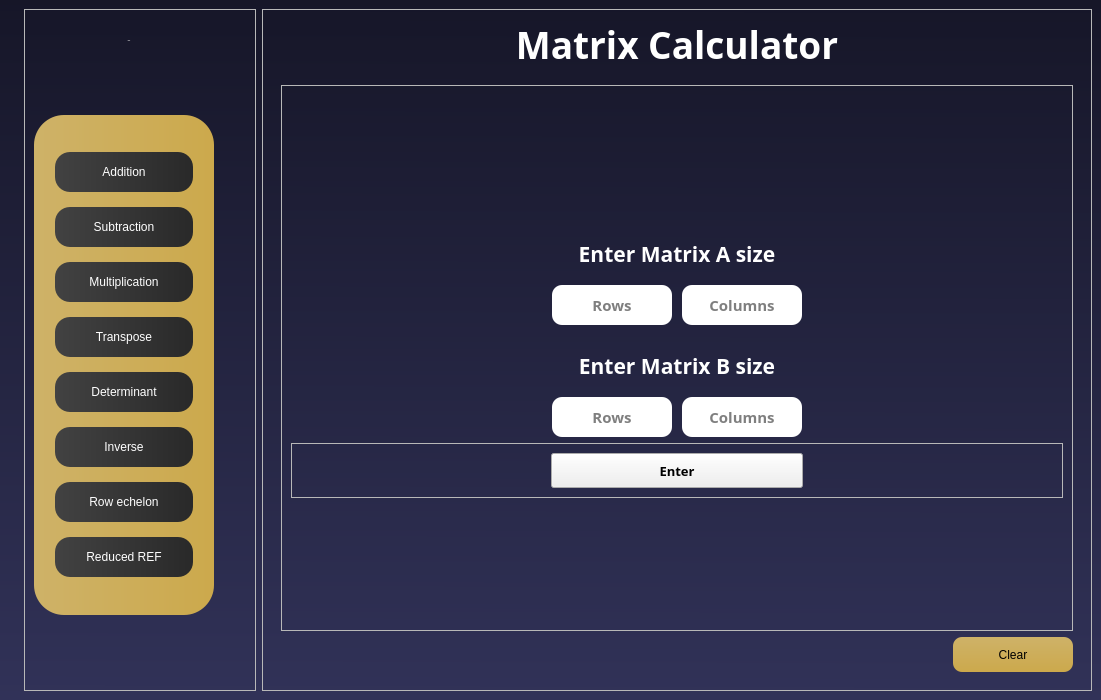
potakaaa/matrix-calculator, file qt files/matrix-calculator/matrixcalcu.ui: the form before one commit.
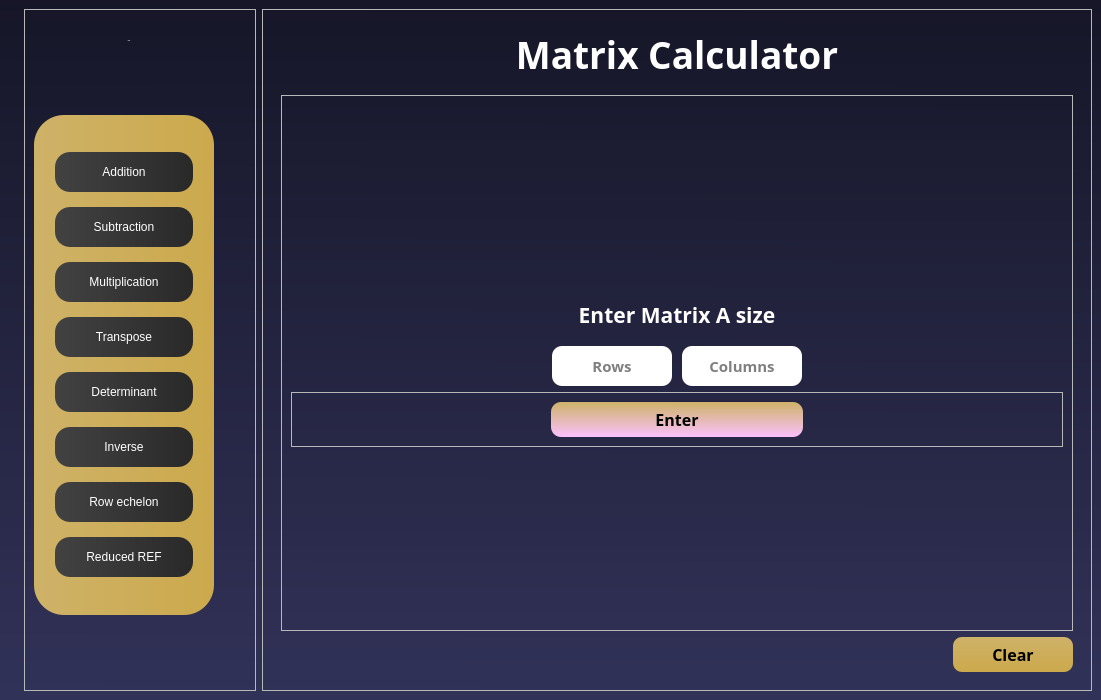
The form after the commit. The open tabs and pages were chosen to show the change.

```diff
--- a/qt files/matrix-calculator/matrixcalcu.ui
+++ b/qt files/matrix-calculator/matrixcalcu.ui
@@ -59,6 +59,7 @@
 
 #label_welcome {
 	color: white;
+	margin-top: 10px;
 }
 
 #label_clickOperation {
@@ -78,7 +79,6 @@
 #pushButton_clear {
 	background-color: qlineargradient(spread:pad, x1:0.50838, y1:0, x2:0.514, y2:1, stop:0 rgba(206, 178, 104, 255), stop:1 rgba(204, 169, 76, 255));
 	color: black;
-	font: bold 15px &quot;DM Sans:&quot;;
 	border-radius: 9px;
 }
 
@@ -90,12 +90,70 @@
 #pushButton_enter_size {
 	width: 50%;
 	margin: 0 250px;
+	background-color: qlineargradient(spread:pad, x1:0.503, y1:0, x2:0.497, y2:1, stop:0 rgba(206, 178, 104, 255), stop:1 rgba(251, 193, 252, 255));
+	border-radius: 10px;
+	color: black;
 }
 
 #pushButton_enter_size::hover {
 	color: red;
 }
-</string>
+
+#pushButton_clear_matrixA {
+	background-color: qlineargradient(spread:pad, x1:0.50838, y1:0, x2:0.514, y2:1, stop:0 rgba(206, 178, 104, 255), stop:1 rgba(204, 169, 76, 255));
+	color: black;
+	border-radius: 9px;
+}
+
+#pushButton_clear_matrixA::hover {
+	color: black;
+	background-color: qlineargradient( x1:0 y1:0, x2:1 y2:0, stop:0 #F6A5CC, stop:1 #B02E6D);
+}
+
+#pushButton_enter_matrixA {
+	background-color: qlineargradient(spread:pad, x1:0.50838, y1:0, x2:0.514, y2:1, stop:0 rgba(206, 178, 104, 255), stop:1 rgba(204, 169, 76, 255));
+	color: black;
+	border-radius: 9px;
+}
+
+#pushButton_enter_matrixA::hover {
+	color: black;
+	background-color: qlineargradient( x1:0 y1:0, x2:1 y2:0, stop:0 #F6A5CC, stop:1 #B02E6D);
+}
+
+#frame_7 QLabel {
+	color: white;
+	margin-top: 20px;
+	margin-bottom: 10px;
+}
+
+#frame_7 QLineEdit {
+	border-radius: 10px;
+}
+
+#pushButton_enter_size_2 {
+	width: 50%;
+	margin: 0 250px;
+	background-color: qlineargradient(spread:pad, x1:0.503, y1:0, x2:0.497, y2:1, stop:0 rgba(206, 178, 104, 255), stop:1 rgba(251, 193, 252, 255));
+	border-radius: 10px;
+	color: black;
+}
+
+#pushButton_enter_size_2::hover {
+	color:  black;
+	background-color: qlineargradient( x1:0 y1:0, x2:1 y2:0, stop:0 #F6A5CC, stop:1 #B02E6D);
+}
+
+#pushButton_clear_2 {
+	background-color: qlineargradient(spread:pad, x1:0.50838, y1:0, x2:0.514, y2:1, stop:0 rgba(206, 178, 104, 255), stop:1 rgba(204, 169, 76, 255));
+	color: black;
+	border-radius: 9px;
+}
+
+#pushButton_clear_2::hover {
+	color: black;
+	background-color: qlineargradient( x1:0 y1:0, x2:1 y2:0, stop:0 #F6A5CC, stop:1 #B02E6D);
+}</string>
   </property>
   <widget class="QWidget" name="centralwidget">
    <layout class="QHBoxLayout" name="horizontalLayout">
@@ -429,6 +487,245 @@
              </item>
             </layout>
            </widget>
+           <widget class="QWidget" name="page_advancedOperation_1">
+            <layout class="QVBoxLayout" name="verticalLayout_15">
+             <item>
+              <widget class="QFrame" name="frame_7">
+               <property name="frameShape">
+                <enum>QFrame::StyledPanel</enum>
+               </property>
+               <property name="frameShadow">
+                <enum>QFrame::Raised</enum>
+               </property>
+               <layout class="QVBoxLayout" name="verticalLayout_13">
+                <item>
+                 <spacer name="verticalSpacer_8">
+                  <property name="orientation">
+                   <enum>Qt::Vertical</enum>
+                  </property>
+                  <property name="sizeHint" stdset="0">
+                   <size>
+                    <width>20</width>
+                    <height>40</height>
+                   </size>
+                  </property>
+                 </spacer>
+                </item>
+                <item>
+                 <widget class="QLabel" name="label_enterMatrixA_2">
+                  <property name="font">
+                   <font>
+                    <family>DM Sans</family>
+                    <pointsize>16</pointsize>
+                    <bold>true</bold>
+                   </font>
+                  </property>
+                  <property name="text">
+                   <string>Enter Matrix A size</string>
+                  </property>
+                  <property name="alignment">
+                   <set>Qt::AlignCenter</set>
+                  </property>
+                 </widget>
+                </item>
+                <item>
+                 <layout class="QHBoxLayout" name="horizontalLayout_6">
+                  <property name="spacing">
+                   <number>10</number>
+                  </property>
+                  <item>
+                   <spacer name="horizontalSpacer_7">
+                    <property name="orientation">
+                     <enum>Qt::Horizontal</enum>
+                    </property>
+                    <property name="sizeHint" stdset="0">
+                     <size>
+                      <width>40</width>
+                      <height>20</height>
+                     </size>
+                    </property>
+                   </spacer>
+                  </item>
+                  <item>
+                   <widget class="QLineEdit" name="lineEdit_matrixA_rows_2">
+                    <property name="minimumSize">
+                     <size>
+                      <width>0</width>
+                      <height>40</height>
+                     </size>
+                    </property>
+                    <property name="maximumSize">
+                     <size>
+                      <width>120</width>
+                      <height>16777215</height>
+                     </size>
+                    </property>
+                    <property name="font">
+                     <font>
+                      <family>DM Sans</family>
+                      <pointsize>11</pointsize>
+                      <italic>false</italic>
+                      <bold>true</bold>
+                     </font>
+                    </property>
+                    <property name="alignment">
+                     <set>Qt::AlignCenter</set>
+                    </property>
+                    <property name="placeholderText">
+                     <string>Rows</string>
+                    </property>
+                   </widget>
+                  </item>
+                  <item>
+                   <widget class="QLineEdit" name="lineEdit_matrixA_cols_2">
+                    <property name="minimumSize">
+                     <size>
+                      <width>0</width>
+                      <height>40</height>
+                     </size>
+                    </property>
+                    <property name="maximumSize">
+                     <size>
+                      <width>120</width>
+                      <height>16777215</height>
+                     </size>
+                    </property>
+                    <property name="font">
+                     <font>
+                      <family>DM Sans</family>
+                      <pointsize>11</pointsize>
+                      <italic>false</italic>
+                      <bold>true</bold>
+                     </font>
+                    </property>
+                    <property name="alignment">
+                     <set>Qt::AlignCenter</set>
+                    </property>
+                    <property name="placeholderText">
+                     <string>Columns</string>
+                    </property>
+                   </widget>
+                  </item>
+                  <item>
+                   <spacer name="horizontalSpacer_8">
+                    <property name="orientation">
+                     <enum>Qt::Horizontal</enum>
+                    </property>
+                    <property name="sizeHint" stdset="0">
+                     <size>
+                      <width>40</width>
+                      <height>20</height>
+                     </size>
+                    </property>
+                   </spacer>
+                  </item>
+                 </layout>
+                </item>
+                <item>
+                 <layout class="QHBoxLayout" name="horizontalLayout_7">
+                  <property name="spacing">
+                   <number>10</number>
+                  </property>
+                 </layout>
+                </item>
+                <item>
+                 <widget class="QFrame" name="frame_8">
+                  <property name="minimumSize">
+                   <size>
+                    <width>0</width>
+                    <height>0</height>
+                   </size>
+                  </property>
+                  <property name="frameShape">
+                   <enum>QFrame::StyledPanel</enum>
+                  </property>
+                  <property name="frameShadow">
+                   <enum>QFrame::Raised</enum>
+                  </property>
+                  <layout class="QVBoxLayout" name="verticalLayout_14">
+                   <item>
+                    <widget class="QPushButton" name="pushButton_enter_size_2">
+                     <property name="minimumSize">
+                      <size>
+                       <width>0</width>
+                       <height>35</height>
+                      </size>
+                     </property>
+                     <property name="maximumSize">
+                      <size>
+                       <width>16777215</width>
+                       <height>16777215</height>
+                      </size>
+                     </property>
+                     <property name="font">
+                      <font>
+                       <family>DM Sans</family>
+                       <pointsize>12</pointsize>
+                       <bold>true</bold>
+                      </font>
+                     </property>
+                     <property name="cursor">
+                      <cursorShape>PointingHandCursor</cursorShape>
+                     </property>
+                     <property name="text">
+                      <string>Enter</string>
+                     </property>
+                    </widget>
+                   </item>
+                  </layout>
+                 </widget>
+                </item>
+                <item>
+                 <spacer name="verticalSpacer_9">
+                  <property name="orientation">
+                   <enum>Qt::Vertical</enum>
+                  </property>
+                  <property name="sizeHint" stdset="0">
+                   <size>
+                    <width>20</width>
+                    <height>40</height>
+                   </size>
+                  </property>
+                 </spacer>
+                </item>
+               </layout>
+              </widget>
+             </item>
+             <item>
+              <widget class="QPushButton" name="pushButton_clear_2">
+               <property name="minimumSize">
+                <size>
+                 <width>0</width>
+                 <height>35</height>
+                </size>
+               </property>
+               <property name="maximumSize">
+                <size>
+                 <width>120</width>
+                 <height>16777215</height>
+                </size>
+               </property>
+               <property name="font">
+                <font>
+                 <family>DM Sans</family>
+                 <pointsize>12</pointsize>
+                 <italic>false</italic>
+                 <bold>true</bold>
+                </font>
+               </property>
+               <property name="cursor">
+                <cursorShape>PointingHandCursor</cursorShape>
+               </property>
+               <property name="layoutDirection">
+                <enum>Qt::RightToLeft</enum>
+               </property>
+               <property name="text">
+                <string>Clear</string>
+               </property>
+              </widget>
+             </item>
+            </layout>
+           </widget>
            <widget class="QWidget" name="page_simpleOperation_1">
             <layout class="QVBoxLayout" name="verticalLayout_8">
              <item>
@@ -705,7 +1002,7 @@
                      <property name="font">
                       <font>
                        <family>DM Sans</family>
-                       <pointsize>10</pointsize>
+                       <pointsize>12</pointsize>
                        <bold>true</bold>
                       </font>
                      </property>
@@ -747,6 +1044,14 @@
                  <height>16777215</height>
                 </size>
                </property>
+               <property name="font">
+                <font>
+                 <family>DM Sans</family>
+                 <pointsize>12</pointsize>
+                 <italic>false</italic>
+                 <bold>true</bold>
+                </font>
+               </property>
                <property name="cursor">
                 <cursorShape>PointingHandCursor</cursorShape>
                </property>
```
Left out of the diff: 130 changed lines with no effect on the pictures.
